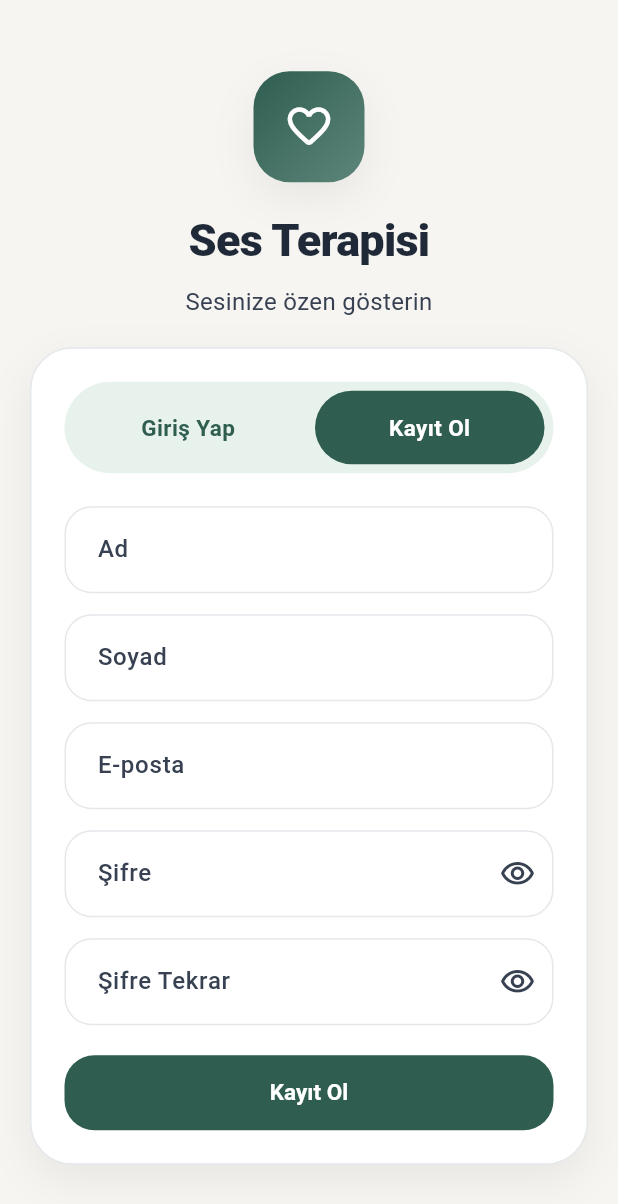
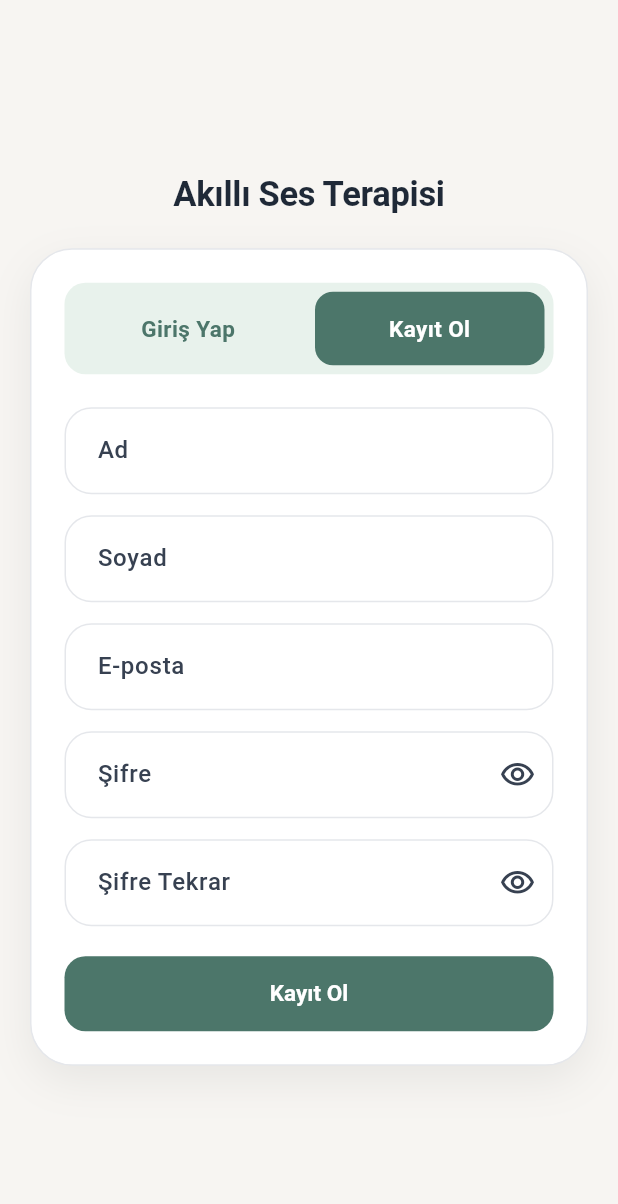
Before and after one commit to elifyildizzz/voice-therapy-app, a Flutter app: the AuthScreen screen opened directly, after a tap on "Kayıt Ol", on a phone screen of 412 x 824 dp. Shown: the top 1204 px of the screen. Run offline on Flutter 3.47's test engine with Material 3 defaults, Android fonts, the phone set to English and light mode, and no system bars; our stand-ins replace flutter_svg, sqflite, video_player; missing offline and left inert: record; accounts and stored records are empty; Roboto replaces fonts that are missing (SF Pro Display).

Commit message:
Refine auth and login-required UI interactions

```diff
--- a/mobile/lib/screens/auth_screen.dart
+++ b/mobile/lib/screens/auth_screen.dart
@@ -3,6 +3,8 @@ import 'package:flutter/services.dart';
 
 import '../services/auth_service.dart';
 import '../theme/app_theme.dart';
+
+const Color _authButtonColor = Color(0xFF4C766A);
 
 class AuthScreen extends StatefulWidget {
   const AuthScreen({super.key});
@@ -25,6 +27,15 @@ class _AuthScreenState extends State<AuthScreen> {
 
   bool _isLoginMode = true;
   bool _isSubmitting = false;
+
+  void _switchMode(bool loginMode) {
+    if (_isSubmitting || _isLoginMode == loginMode) {
+      return;
+    }
+    setState(() {
+      _isLoginMode = loginMode;
+    });
+  }
 
   @override
   void dispose() {
@@ -203,38 +214,32 @@ class _AuthScreenState extends State<AuthScreen> {
                         children: [
                           _ModeSwitcher(
                             isLoginMode: _isLoginMode,
-                            onSelectLogin: () {
-                              setState(() {
-                                _isLoginMode = true;
-                              });
-                            },
-                            onSelectRegister: () {
-                              setState(() {
-                                _isLoginMode = false;
-                              });
-                            },
+                            onSelectLogin: () => _switchMode(true),
+                            onSelectRegister: () => _switchMode(false),
                           ),
                           const SizedBox(height: 22),
-                          AnimatedSwitcher(
-                            duration: const Duration(milliseconds: 220),
-                            child: _isLoginMode
-                                ? _LoginForm(
+                          Visibility(
+                            visible: _isLoginMode,
+                            maintainState: true,
+                            child: _LoginForm(
                               key: const ValueKey<String>('login'),
                               formKey: _loginFormKey,
                               emailController: _loginEmailController,
-                                    passwordController:
-                                        _loginPasswordController,
+                              passwordController: _loginPasswordController,
                               isSubmitting: _isSubmitting,
                               validateEmail: _validateEmail,
                               validatePassword: _validatePassword,
                               onSubmit: _submitLogin,
-                                  )
-                                : _RegisterForm(
+                            ),
+                          ),
+                          Visibility(
+                            visible: !_isLoginMode,
+                            maintainState: true,
+                            child: _RegisterForm(
                               key: const ValueKey<String>('register'),
                               formKey: _registerFormKey,
                               emailController: _registerEmailController,
-                                    passwordController:
-                                        _registerPasswordController,
+                              passwordController: _registerPasswordController,
                               passwordAgainController:
                                   _registerPasswordAgainController,
                               firstNameController: _firstNameController,
@@ -266,45 +271,14 @@ class _AuthIntro extends StatelessWidget {
   Widget build(BuildContext context) {
     return Column(
       children: [
-        Container(
-          width: 74,
-          height: 74,
-          decoration: BoxDecoration(
-            gradient: const LinearGradient(
-              begin: Alignment.topLeft,
-              end: Alignment.bottomRight,
-              colors: [
-                AppTheme.primary,
-                AppTheme.light,
-              ],
-            ),
-            borderRadius: BorderRadius.circular(24),
-            boxShadow: AppTheme.softShadow,
-          ),
-          child: const Icon(
-            Icons.favorite_border_rounded,
-            color: Colors.white,
-            size: 34,
-          ),
-        ),
-        const SizedBox(height: 18),
         const Text(
-          'Ses Terapisi',
+          'Akıllı Ses Terapisi',
           textAlign: TextAlign.center,
           style: TextStyle(
-            fontSize: 30,
-            fontWeight: FontWeight.w800,
+            fontSize: 23,
+            fontWeight: FontWeight.w700,
             color: AppTheme.textPrimary,
-            letterSpacing: -0.5,
-          ),
-        ),
-        const SizedBox(height: 8),
-        const Text(
-          'Sesinize özen gösterin',
-          textAlign: TextAlign.center,
-          style: TextStyle(
-            fontSize: 16,
-            color: AppTheme.textMuted,
+            letterSpacing: -0.2,
           ),
         ),
       ],
@@ -329,7 +303,7 @@ class _ModeSwitcher extends StatelessWidget {
       padding: const EdgeInsets.all(6),
       decoration: BoxDecoration(
         color: AppTheme.soft,
-        borderRadius: BorderRadius.circular(999),
+        borderRadius: BorderRadius.circular(14),
       ),
       child: Row(
         children: [
@@ -401,6 +375,13 @@ class _LoginForm extends StatelessWidget {
           ),
           const SizedBox(height: 20),
           FilledButton(
+            style: FilledButton.styleFrom(
+              backgroundColor: _authButtonColor,
+              foregroundColor: Colors.white,
+              shape: RoundedRectangleBorder(
+                borderRadius: BorderRadius.circular(14),
+              ),
+            ),
             onPressed: isSubmitting ? null : onSubmit,
             child: Text(isSubmitting ? 'Giriş yapılıyor...' : 'Giriş Yap'),
           ),
@@ -507,6 +488,13 @@ class _RegisterForm extends StatelessWidget {
           ),
           const SizedBox(height: 20),
           FilledButton(
+            style: FilledButton.styleFrom(
+              backgroundColor: _authButtonColor,
+              foregroundColor: Colors.white,
+              shape: RoundedRectangleBorder(
+                borderRadius: BorderRadius.circular(14),
+              ),
+            ),
             onPressed: isSubmitting ? null : onSubmit,
             child: Text(
               isSubmitting ? 'Kayıt oluşturuluyor...' : 'Kayıt Ol',
@@ -592,10 +580,10 @@ class _ModeButton extends StatelessWidget {
   @override
   Widget build(BuildContext context) {
     return Material(
-      color: isSelected ? AppTheme.primary : Colors.transparent,
-      borderRadius: BorderRadius.circular(999),
+      color: isSelected ? _authButtonColor : Colors.transparent,
+      borderRadius: BorderRadius.circular(12),
       child: InkWell(
-        borderRadius: BorderRadius.circular(999),
+        borderRadius: BorderRadius.circular(12),
         onTap: onTap,
         child: Padding(
           padding: const EdgeInsets.symmetric(vertical: 14),
@@ -603,7 +591,7 @@ class _ModeButton extends StatelessWidget {
             label,
             textAlign: TextAlign.center,
             style: TextStyle(
-              color: isSelected ? Colors.white : AppTheme.primary,
+              color: isSelected ? Colors.white : _authButtonColor,
               fontSize: 15,
               fontWeight: FontWeight.w700,
             ),
--- a/mobile/lib/screens/home_screen.dart
+++ b/mobile/lib/screens/home_screen.dart
@@ -31,7 +31,15 @@ class HomeScreen extends StatelessWidget {
             borderRadius: BorderRadius.circular(24),
           ),
           backgroundColor: AppTheme.card,
-          title: Text(title),
+          title: Text(
+            title,
+            style: const TextStyle(
+              fontSize: 15,
+              fontWeight: FontWeight.w600,
+              color: AppTheme.textPrimary,
+              height: 1.2,
+            ),
+          ),
           content: Text(message),
           actions: [
             TextButton(
@@ -39,6 +47,17 @@ class HomeScreen extends StatelessWidget {
               child: const Text('Vazgeç'),
             ),
             FilledButton(
+              style: FilledButton.styleFrom(
+                backgroundColor: AppTheme.homeIconBackground,
+                foregroundColor: AppTheme.homeAccent,
+                padding: const EdgeInsets.symmetric(
+                  horizontal: 22,
+                  vertical: 15,
+                ),
+                shape: RoundedRectangleBorder(
+                  borderRadius: BorderRadius.circular(14),
+                ),
+              ),
               onPressed: () {
                 Navigator.of(dialogContext).pop();
                 Navigator.of(context).push(
```
Lines whose indentation alone changed are shown as unchanged.
